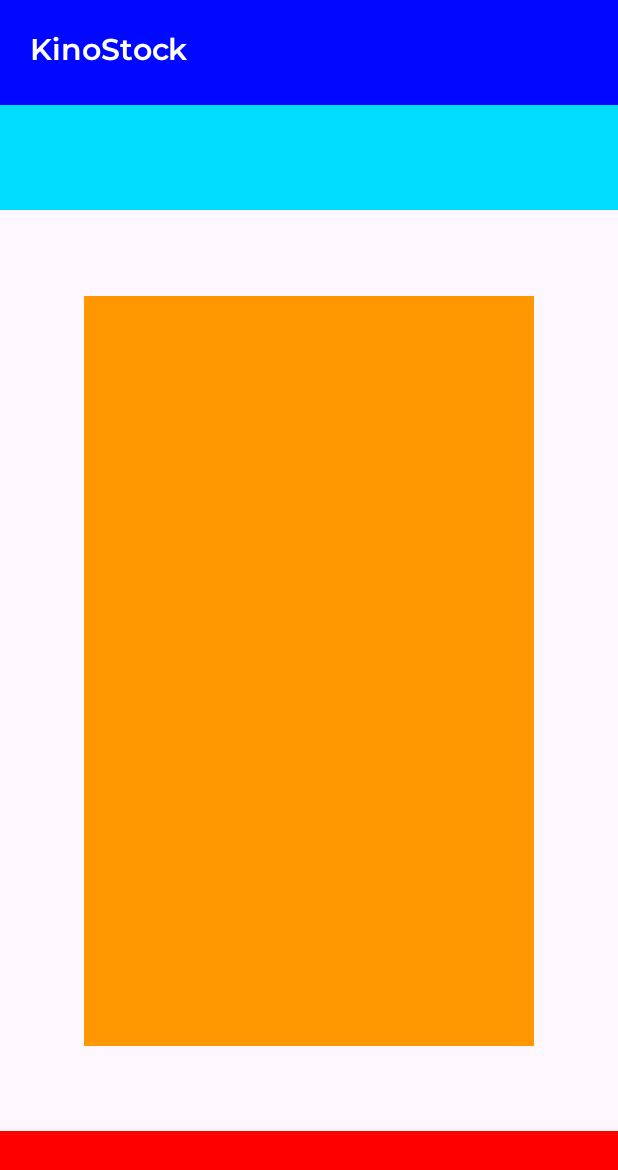
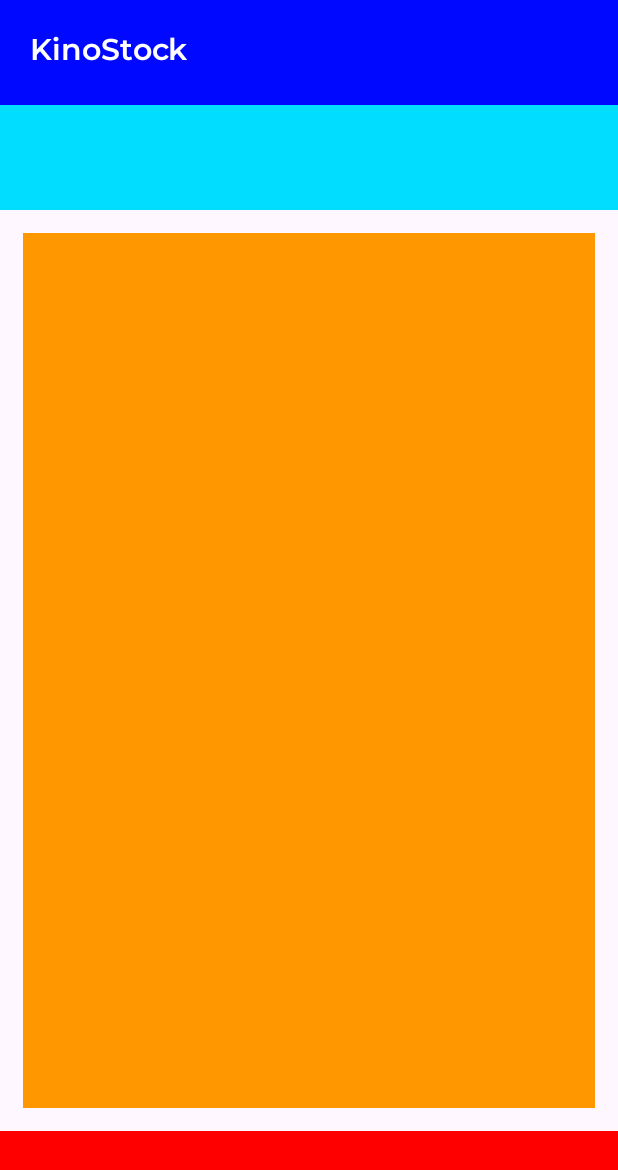
Before and after one commit to ESmotor/KinoStock, an Android app: the screen it shows after launch (MainActivity), on a phone screen of 412 x 824 dp. Shown: the top 1170 px of the screen. Run offline under Robolectric (Android 15) with nearby library versions, the phone set to English and light mode, and no system bars.

Commit message:
done task with an *

```diff
--- a/app/src/main/res/layout/activity_main.xml
+++ b/app/src/main/res/layout/activity_main.xml
@@ -5,6 +5,7 @@
     android:layout_width="match_parent"
     android:layout_height="match_parent"
     tools:context=".MainActivity">
+
 
     <RelativeLayout
         android:id="@+id/buttons_frame"
@@ -21,11 +22,11 @@
             android:layout_height="wrap_content"
             android:layout_centerVertical="true"
             android:layout_marginStart="20dp"
+            android:fontFamily="@font/montserrat_semibold"
             android:text="@string/app_name"
             android:textColor="@color/white"
             android:textSize="20sp"
-            android:textStyle="bold"
-            android:fontFamily="@font/montserrat_semibold">
+            android:textStyle="bold">
 
         </TextView>
     </RelativeLayout>
@@ -42,10 +43,13 @@
     </FrameLayout>
 
     <LinearLayout
-        android:layout_width="300dp"
-        android:layout_height="500dp"
+        android:layout_width="0dp"
+        android:layout_height="0dp"
         android:background="@color/orange"
         android:orientation="vertical"
+        android:layout_margin="15dp"
+        app:layout_constraintWidth_default="spread"
+        app:layout_constraintHeight_default="spread"
         app:layout_constraintBottom_toTopOf="@+id/bottom_menu"
         app:layout_constraintEnd_toEndOf="parent"
         app:layout_constraintStart_toStartOf="parent"
```
